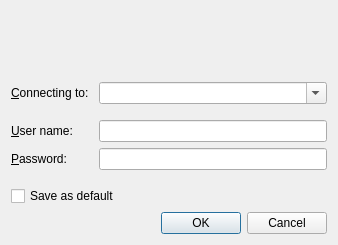
Before: the Qt Designer form lib/nicos/clients/gui/auth.ui in mlz-ictrl/nicos, drawn with Qt 5.
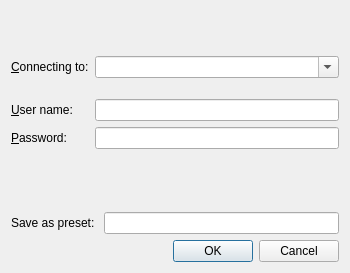
After: the same form once the commit is applied. Icons and pictures are not drawn.

Commit message:
gui: support multiple connection presets and add a GUI to edit them
Fixes: #110

```diff
--- a/lib/nicos/clients/gui/auth.ui
+++ b/lib/nicos/clients/gui/auth.ui
@@ -6,8 +6,8 @@
    <rect>
     <x>0</x>
     <y>0</y>
-    <width>338</width>
-    <height>245</height>
+    <width>350</width>
+    <height>273</height>
    </rect>
   </property>
   <property name="windowTitle">
@@ -20,80 +20,73 @@
    <bool>true</bool>
   </property>
   <layout class="QGridLayout" name="gridLayout">
-   <property name="horizontalSpacing">
-    <number>10</number>
-   </property>
-   <item row="5" column="1">
-    <widget class="QLineEdit" name="userName">
-     <property name="font">
-      <font>
-       <weight>75</weight>
-       <bold>true</bold>
-      </font>
+   <item row="0" column="0">
+    <spacer name="verticalSpacer_4">
+     <property name="orientation">
+      <enum>Qt::Vertical</enum>
      </property>
-    </widget>
-   </item>
-   <item row="2" column="1">
-    <widget class="QComboBox" name="serverAddr">
-     <property name="font">
-      <font>
-       <weight>75</weight>
-       <bold>true</bold>
-      </font>
+     <property name="sizeType">
+      <enum>QSizePolicy::Fixed</enum>
      </property>
-     <property name="editable">
-      <bool>true</bool>
+     <property name="sizeHint" stdset="0">
+      <size>
+       <width>20</width>
+       <height>10</height>
+      </size>
      </property>
-    </widget>
+    </spacer>
    </item>
-   <item row="6" column="1">
-    <widget class="QLineEdit" name="password">
-     <property name="inputMask">
-      <string/>
-     </property>
+   <item row="1" column="0" colspan="2">
+    <widget class="QLabel" name="label_4">
      <property name="text">
       <string/>
      </property>
-     <property name="echoMode">
-      <enum>QLineEdit::Password</enum>
+     <property name="pixmap">
+      <pixmap resource="../../../../resources/nicos-gui.qrc">:/nicos-logo.png</pixmap>
      </property>
-    </widget>
-   </item>
-   <item row="6" column="0">
-    <widget class="QLabel" name="label_2">
-     <property name="text">
-      <string>&amp;Password:</string>
-     </property>
-     <property name="buddy">
-      <cstring>password</cstring>
+     <property name="alignment">
+      <set>Qt::AlignCenter</set>
      </property>
     </widget>
    </item>
    <item row="2" column="0">
+    <spacer name="verticalSpacer_3">
+     <property name="orientation">
+      <enum>Qt::Vertical</enum>
+     </property>
+     <property name="sizeType">
+      <enum>QSizePolicy::Fixed</enum>
+     </property>
+     <property name="sizeHint" stdset="0">
+      <size>
+       <width>20</width>
+       <height>15</height>
+      </size>
+     </property>
+    </spacer>
+   </item>
+   <item row="3" column="0">
     <widget class="QLabel" name="label_3">
      <property name="text">
       <string>&amp;Connecting to:</string>
      </property>
      <property name="buddy">
-      <cstring>serverAddr</cstring>
+      <cstring>presetOrAddr</cstring>
      </property>
     </widget>
    </item>
-   <item row="7" column="0">
-    <spacer name="verticalSpacer_2">
-     <property name="orientation">
-      <enum>Qt::Vertical</enum>
+   <item row="3" column="1">
+    <widget class="QComboBox" name="presetOrAddr">
+     <property name="font">
+      <font>
+       <weight>75</weight>
+       <bold>true</bold>
+      </font>
      </property>
-     <property name="sizeType">
-      <enum>QSizePolicy::Fixed</enum>
+     <property name="editable">
+      <bool>true</bool>
      </property>
-     <property name="sizeHint" stdset="0">
-      <size>
-       <width>20</width>
-       <height>10</height>
-      </size>
-     </property>
-    </spacer>
+    </widget>
    </item>
    <item row="4" column="0">
     <spacer name="verticalSpacer">
@@ -106,7 +99,7 @@
      <property name="sizeHint" stdset="0">
       <size>
        <width>20</width>
-       <height>10</height>
+       <height>15</height>
       </size>
      </property>
     </spacer>
@@ -121,7 +114,81 @@
      </property>
     </widget>
    </item>
-   <item row="10" column="0" colspan="2">
+   <item row="5" column="1">
+    <widget class="QLineEdit" name="userName">
+     <property name="font">
+      <font>
+       <weight>75</weight>
+       <bold>true</bold>
+      </font>
+     </property>
+    </widget>
+   </item>
+   <item row="6" column="0">
+    <widget class="QLabel" name="label_2">
+     <property name="text">
+      <string>&amp;Password:</string>
+     </property>
+     <property name="buddy">
+      <cstring>password</cstring>
+     </property>
+    </widget>
+   </item>
+   <item row="6" column="1">
+    <widget class="QLineEdit" name="password">
+     <property name="inputMask">
+      <string/>
+     </property>
+     <property name="text">
+      <string/>
+     </property>
+     <property name="echoMode">
+      <enum>QLineEdit::Password</enum>
+     </property>
+    </widget>
+   </item>
+   <item row="7" column="0">
+    <spacer name="verticalSpacer_2">
+     <property name="orientation">
+      <enum>Qt::Vertical</enum>
+     </property>
+     <property name="sizeType">
+      <enum>QSizePolicy::MinimumExpanding</enum>
+     </property>
+     <property name="sizeHint" stdset="0">
+      <size>
+       <width>20</width>
+       <height>15</height>
+      </size>
+     </property>
+    </spacer>
+   </item>
+   <item row="8" column="0" colspan="2">
+    <widget class="QFrame" name="presetFrame">
+     <property name="frameShape">
+      <enum>QFrame::NoFrame</enum>
+     </property>
+     <property name="frameShadow">
+      <enum>QFrame::Plain</enum>
+     </property>
+     <layout class="QGridLayout" name="gridLayout_2">
+      <property name="margin">
+       <number>0</number>
+      </property>
+      <item row="2" column="1">
+       <widget class="QLineEdit" name="newPresetName"/>
+      </item>
+      <item row="2" column="0">
+       <widget class="QLabel" name="label_5">
+        <property name="text">
+         <string>Save as preset: </string>
+        </property>
+       </widget>
+      </item>
+     </layout>
+    </widget>
+   </item>
+   <item row="9" column="0" colspan="2">
     <widget class="QDialogButtonBox" name="buttonBox">
      <property name="orientation">
       <enum>Qt::Horizontal</enum>
@@ -131,59 +198,6 @@
      </property>
     </widget>
    </item>
-   <item row="8" column="0" colspan="2">
-    <layout class="QHBoxLayout" name="horizontalLayout">
-     <item>
-      <widget class="QCheckBox" name="saveDefault">
-       <property name="text">
-        <string>Save as default</string>
-       </property>
-      </widget>
-     </item>
-     <item>
-      <spacer name="horizontalSpacer">
-       <property name="orientation">
-        <enum>Qt::Horizontal</enum>
-       </property>
-       <property name="sizeHint" stdset="0">
-        <size>
-         <width>40</width>
-         <height>20</height>
-        </size>
-       </property>
-      </spacer>
-     </item>
-    </layout>
-   </item>
-   <item row="0" column="0" colspan="2">
-    <widget class="QLabel" name="label_4">
-     <property name="text">
-      <string/>
-     </property>
-     <property name="pixmap">
-      <pixmap resource="../../../../resources/nicos-gui.qrc">:/nicos-logo.png</pixmap>
-     </property>
-     <property name="alignment">
-      <set>Qt::AlignCenter</set>
-     </property>
-    </widget>
-   </item>
-   <item row="1" column="0">
-    <spacer name="verticalSpacer_3">
-     <property name="orientation">
-      <enum>Qt::Vertical</enum>
-     </property>
-     <property name="sizeType">
-      <enum>QSizePolicy::Fixed</enum>
-     </property>
-     <property name="sizeHint" stdset="0">
-      <size>
-       <width>20</width>
-       <height>10</height>
-      </size>
-     </property>
-    </spacer>
-   </item>
   </layout>
  </widget>
  <tabstops>
```
Left out of the diff: 21 changed lines with no effect on the pictures. The commit also changes 4 other files.
